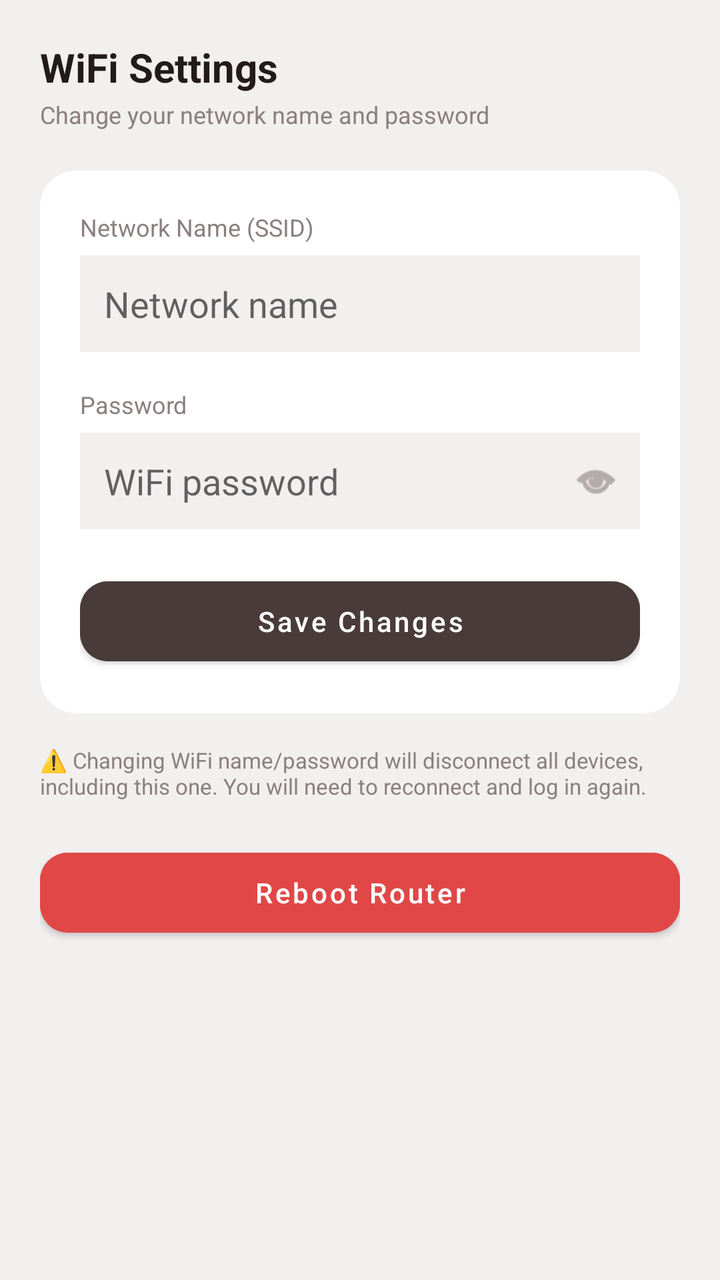
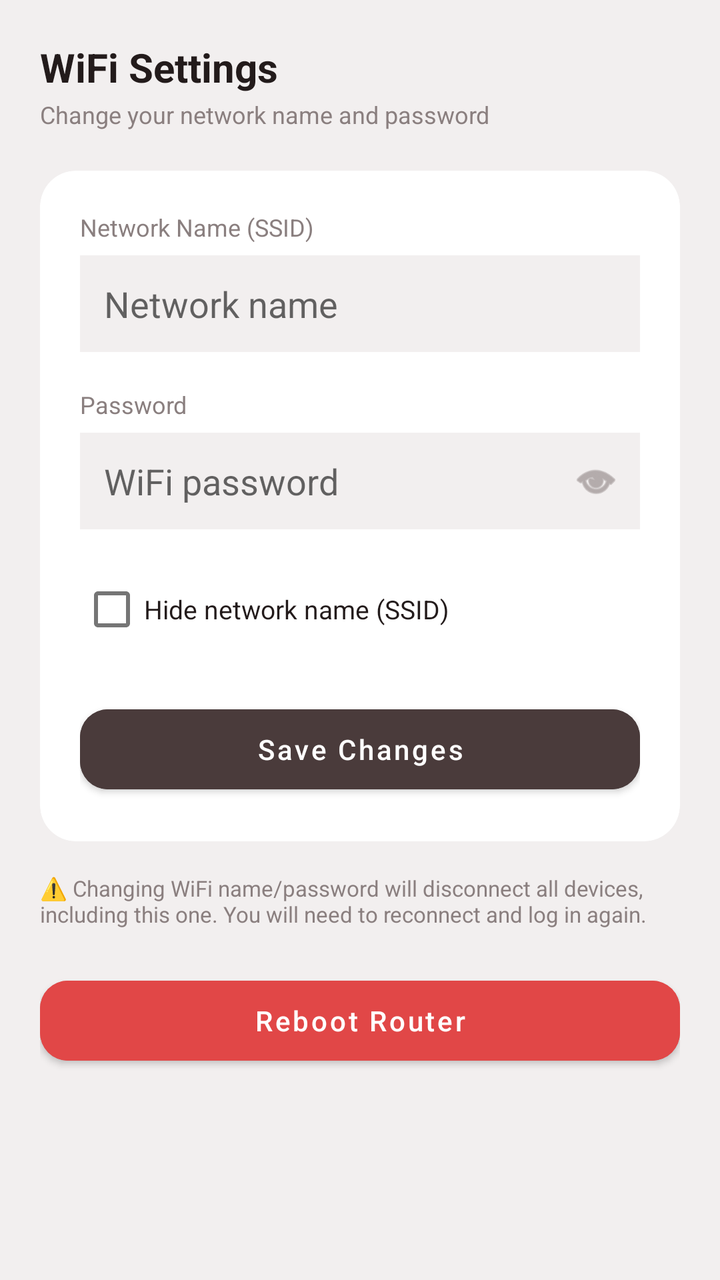

The first picture is an Android layout as it rendered before a commit; the second is the same layout after the commit. The layout source and the unified diff follow.
<!-- AndroidManifest.xml: application theme Theme.AhmadNetGuard -->
<!-- res/layout/activity_wifi_settings.xml -->
<?xml version="1.0" encoding="utf-8"?>
<LinearLayout xmlns:android="http://schemas.android.com/apk/res/android"
    xmlns:app="http://schemas.android.com/apk/res-auto"
    android:layout_width="match_parent"
    android:layout_height="match_parent"
    android:background="@color/bg_screen"
    android:orientation="vertical"
    android:padding="20dp">

    <TextView
        android:layout_width="wrap_content"
        android:layout_height="wrap_content"
        android:text="WiFi Settings"
        android:textColor="@color/text_primary"
        android:textSize="20sp"
        android:textStyle="bold" />

    <TextView
        android:layout_width="wrap_content"
        android:layout_height="wrap_content"
        android:layout_marginTop="2dp"
        android:layout_marginBottom="20dp"
        android:text="Change your network name and password"
        android:textColor="@color/text_secondary"
        android:textSize="12sp" />

    <androidx.cardview.widget.CardView
        android:layout_width="match_parent"
        android:layout_height="wrap_content"
        app:cardCornerRadius="18dp"
        app:cardElevation="0dp"
        app:cardBackgroundColor="@color/card_white">

        <LinearLayout
            android:layout_width="match_parent"
            android:layout_height="wrap_content"
            android:orientation="vertical"
            android:padding="20dp">

            <TextView
                android:layout_width="wrap_content"
                android:layout_height="wrap_content"
                android:text="Network Name (SSID)"
                android:textColor="@color/text_secondary"
                android:textSize="12sp" />

            <EditText
                android:id="@+id/inputSsid"
                android:layout_width="match_parent"
                android:layout_height="wrap_content"
                android:layout_marginTop="6dp"
                android:background="@color/bg_screen"
                android:hint="Network name"
                android:inputType="text"
                android:padding="12dp"
                android:textColor="@color/text_primary" />

            <TextView
                android:layout_width="wrap_content"
                android:layout_height="wrap_content"
                android:layout_marginTop="18dp"
                android:text="Password"
                android:textColor="@color/text_secondary"
                android:textSize="12sp" />

            <FrameLayout
                android:layout_width="match_parent"
                android:layout_height="wrap_content"
                android:layout_marginTop="6dp">

                <EditText
                    android:id="@+id/inputWifiPassword"
                    android:layout_width="match_parent"
                    android:layout_height="wrap_content"
                    android:background="@color/bg_screen"
                    android:hint="WiFi password"
                    android:inputType="textPassword"
                    android:paddingStart="12dp"
                    android:paddingTop="12dp"
                    android:paddingBottom="12dp"
                    android:paddingEnd="44dp"
                    android:textColor="@color/text_primary" />

                <ImageView
                    android:id="@+id/btnToggleWifiPassword"
                    android:layout_width="24dp"
                    android:layout_height="24dp"
                    android:layout_gravity="center_vertical|end"
                    android:layout_marginEnd="10dp"
                    android:src="@android:drawable/ic_menu_view"
                    app:tint="@color/text_secondary" />
            </FrameLayout>

            <TextView
                android:id="@+id/textWifiError"
                android:layout_width="match_parent"
                android:layout_height="wrap_content"
                android:layout_marginTop="14dp"
                android:background="@color/red_bg"
                android:padding="10dp"
                android:textColor="@color/red_blocked"
                android:textSize="12sp"
                android:visibility="gone" />

            <com.google.android.material.button.MaterialButton
                android:id="@+id/btnSaveWifiSettings"
                android:layout_width="match_parent"
                android:layout_height="52dp"
                android:layout_marginTop="20dp"
                android:backgroundTint="@color/brand_dark"
                android:text="Save Changes"
                android:textAllCaps="false"
                android:textColor="@color/card_white"
                app:cornerRadius="14dp" />

            <ProgressBar
                android:id="@+id/progressWifiSave"
                android:layout_width="24dp"
                android:layout_height="24dp"
                android:layout_gravity="center"
                android:layout_marginTop="14dp"
                android:visibility="gone" />

        </LinearLayout>
    </androidx.cardview.widget.CardView>

    <TextView
        android:layout_width="wrap_content"
        android:layout_height="wrap_content"
        android:layout_marginTop="16dp"
        android:text="⚠️ Changing WiFi name/password will disconnect all devices, including this one. You will need to reconnect and log in again."
        android:textColor="@color/text_secondary"
        android:textSize="11sp" />

    <com.google.android.material.button.MaterialButton
        android:id="@+id/btnRebootRouter"
        android:layout_width="match_parent"
        android:layout_height="52dp"
        android:layout_marginTop="20dp"
        android:backgroundTint="@color/red_blocked"
        android:text="Reboot Router"
        android:textAllCaps="false"
        android:textColor="@color/card_white"
        app:cornerRadius="14dp" />

</LinearLayout>
<!-- resources referenced by this layout -->
<resources>
  <color name="bg_screen">#F2EFEF</color>
  <color name="brand_dark">#4A3B3B</color>
  <color name="card_white">#FFFFFF</color>
  <color name="red_bg">#FCE7E7</color>
  <color name="red_blocked">#E14747</color>
  <color name="text_primary">#231B1B</color>
  <color name="text_secondary">#8A7F7F</color>
  <style name="Theme.AhmadNetGuard" parent="Theme.MaterialComponents.DayNight.NoActionBar">
          <item name="colorPrimary">@color/brand_dark</item>
          <item name="android:windowBackground">@color/bg_screen</item>
      </style>
</resources>

<!-- the commit's change to res/layout/activity_wifi_settings.xml (unified diff, before → after) -->
@@ -102,6 +102,15 @@
                 android:textSize="12sp"
                 android:visibility="gone" />
 
+            <CheckBox
+                android:id="@+id/checkboxHideSsid"
+                android:layout_width="wrap_content"
+                android:layout_height="wrap_content"
+                android:layout_marginTop="16dp"
+                android:text="Hide network name (SSID)"
+                android:textColor="@color/text_primary"
+                android:textSize="13sp" />
+
             <com.google.android.material.button.MaterialButton
                 android:id="@+id/btnSaveWifiSettings"
                 android:layout_width="match_parent"
